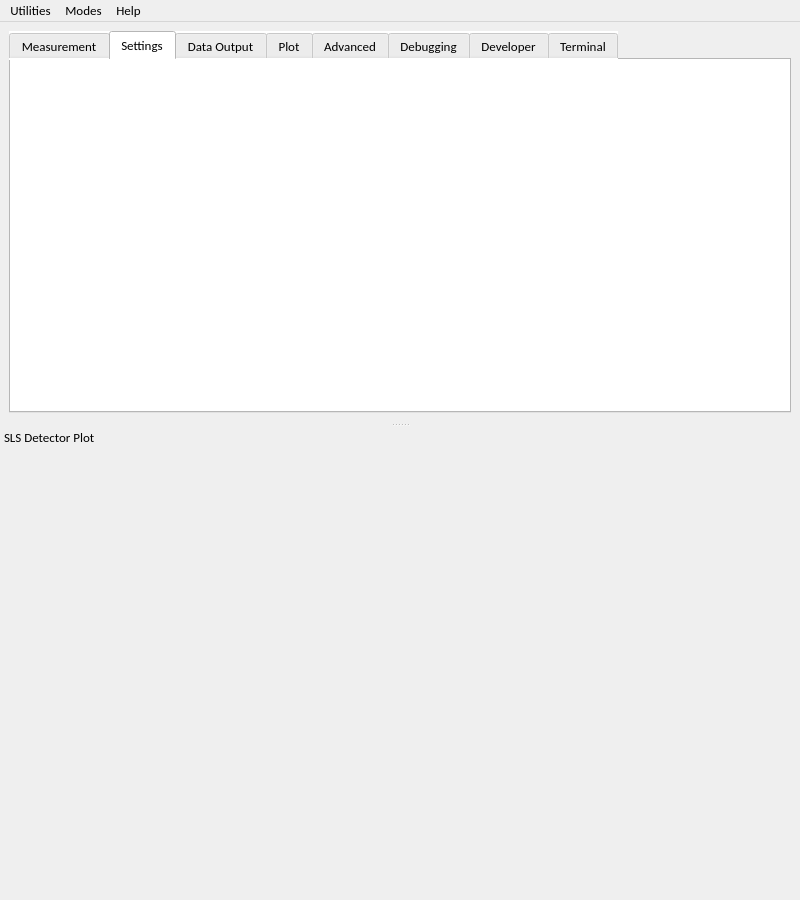
This is slsDetectorGui/forms/form_detectormain.ui in slsdetectorgroup/slsDetectorPackage as Qt 5 draws it before an edit. The edited form follows.
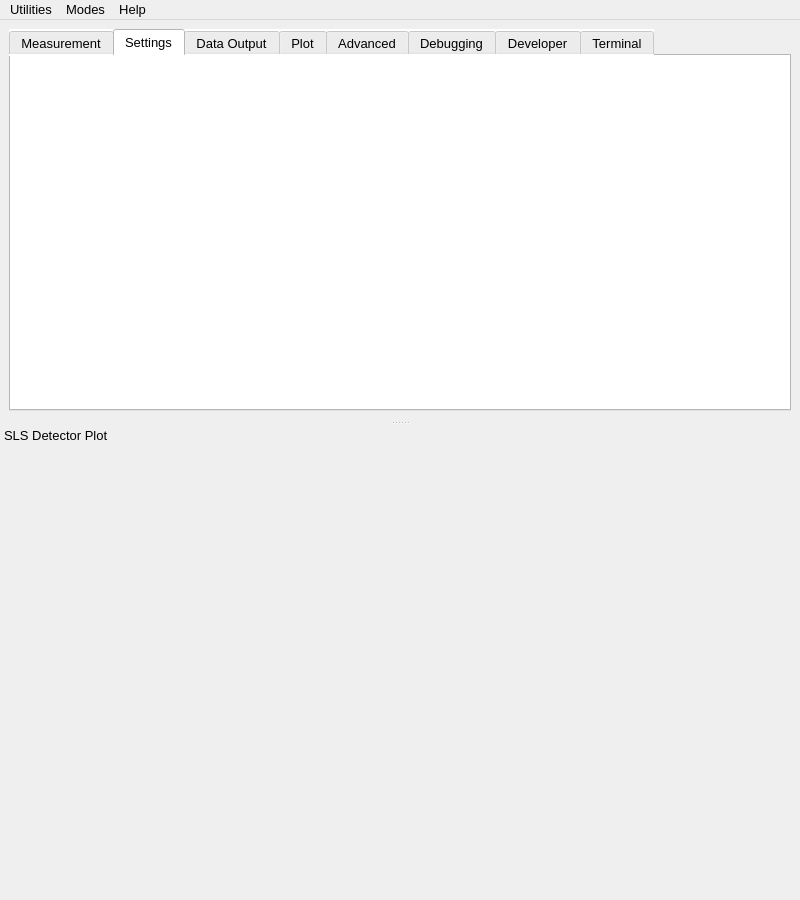
This is the edited form. The open tabs and pages were chosen to show the change. Icons and pictures are not drawn.

The edit to the form file:
```diff
--- a/slsDetectorGui/forms/form_detectormain.ui
+++ b/slsDetectorGui/forms/form_detectormain.ui
@@ -139,7 +139,7 @@
   </property>
   <property name="font">
    <font>
-    <family>Carlito</family>
+    <family>Cantarell</family>
     <pointsize>10</pointsize>
    </font>
   </property>
@@ -184,6 +184,12 @@
      <height>400</height>
     </size>
    </property>
+   <property name="font">
+    <font>
+     <family>Cantarell</family>
+     <pointsize>10</pointsize>
+    </font>
+   </property>
    <layout class="QGridLayout" name="layoutTabs">
     <item row="0" column="0">
      <widget class="QTabWidget" name="tabs">
@@ -361,7 +367,7 @@
       </property>
       <property name="font">
        <font>
-        <family>Carlito</family>
+        <family>Cantarell</family>
         <pointsize>10</pointsize>
        </font>
       </property>
@@ -440,7 +446,7 @@
       <widget class="QWidget" name="tSettings">
        <property name="font">
         <font>
-         <family>Carlito</family>
+         <family>Cantarell</family>
          <pointsize>10</pointsize>
         </font>
        </property>
@@ -452,7 +458,7 @@
          <widget class="QScrollArea" name="scrollSettings">
           <property name="font">
            <font>
-            <family>Carlito</family>
+            <family>Cantarell</family>
             <pointsize>10</pointsize>
            </font>
           </property>
@@ -470,13 +476,13 @@
             <rect>
              <x>0</x>
              <y>0</y>
-             <width>760</width>
-             <height>336</height>
+             <width>100</width>
+             <height>30</height>
             </rect>
            </property>
            <property name="font">
             <font>
-             <family>Carlito</family>
+             <family>Cantarell</family>
              <pointsize>10</pointsize>
             </font>
            </property>
@@ -804,7 +810,7 @@
    </property>
    <property name="font">
     <font>
-     <family>Carlito</family>
+     <family>Cantarell</family>
      <pointsize>10</pointsize>
      <weight>50</weight>
      <bold>false</bold>
@@ -890,7 +896,7 @@
     </property>
     <property name="font">
      <font>
-      <family>Carlito</family>
+      <family>Cantarell</family>
       <pointsize>10</pointsize>
       <weight>50</weight>
       <bold>false</bold>
@@ -904,7 +910,7 @@
      <x>0</x>
      <y>0</y>
      <width>800</width>
-     <height>19</height>
+     <height>22</height>
     </rect>
    </property>
    <property name="minimumSize">
@@ -913,9 +919,16 @@
      <height>0</height>
     </size>
    </property>
+   <property name="font">
+    <font>
+     <family>Cantarell</family>
+     <pointsize>10</pointsize>
+    </font>
+   </property>
    <widget class="QMenu" name="menuUtilities">
     <property name="font">
      <font>
+      <family>Cantarell</family>
       <pointsize>10</pointsize>
      </font>
     </property>
@@ -930,6 +943,7 @@
    <widget class="QMenu" name="menuModes">
     <property name="font">
      <font>
+      <family>Cantarell</family>
       <pointsize>10</pointsize>
      </font>
     </property>
@@ -943,6 +957,7 @@
    <widget class="QMenu" name="menuHelp">
     <property name="font">
      <font>
+      <family>Cantarell</family>
       <pointsize>10</pointsize>
      </font>
     </property>
```
Left out of the diff: 80 changed lines with no effect on the pictures.
